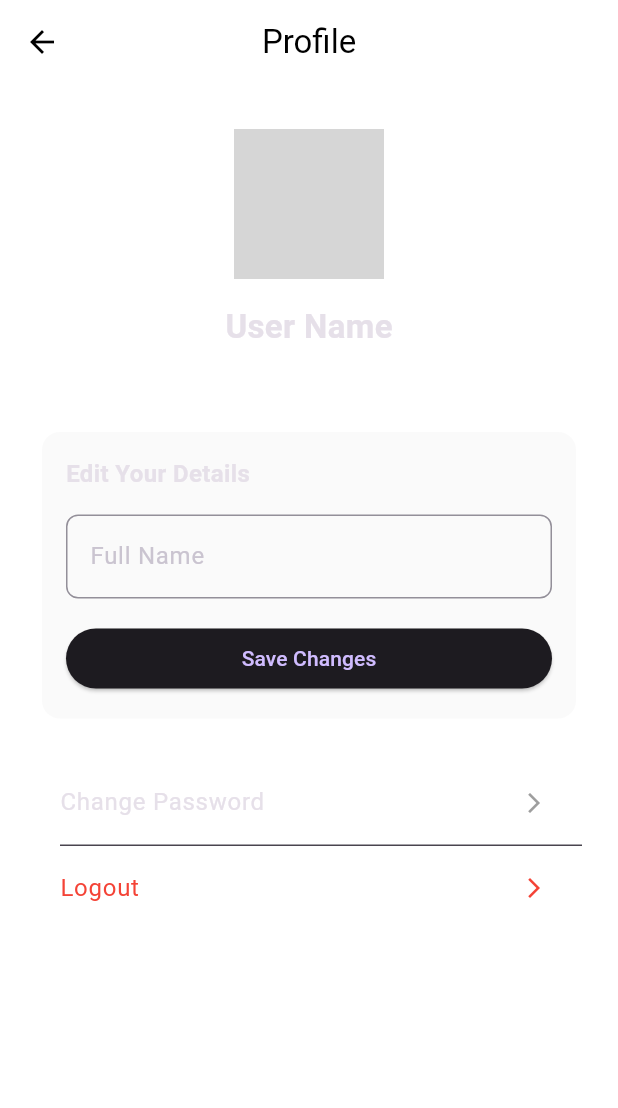
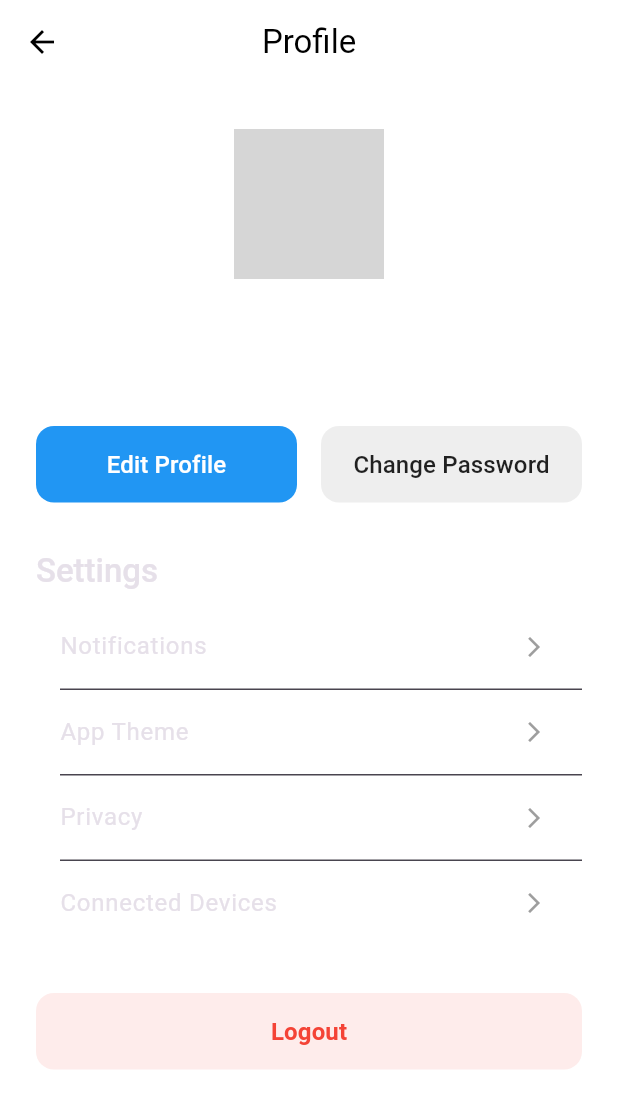
Before and after one commit to Atiimubeen/chronictech, a Flutter app: the ProfileScreen screen opened directly, on a phone screen of 412 x 824 dp. Shown: the top 1108 px of the screen. Run offline on Flutter 3.47's test engine with Material 3 defaults, Android fonts, the light colour scheme and no system bars; our stand-ins replace cloud_firestore, connectivity_plus, firebase_auth, firebase_core, firebase_messaging, firebase_storage and 6 more; missing offline and left inert: health; accounts and stored records are empty; network calls fail; grey boxes are pictures that could not be loaded.

```diff
--- a/lib/screens/auth_gate.dart
+++ b/lib/screens/auth_gate.dart
@@ -27,6 +27,7 @@ class AuthGate extends StatelessWidget {
             // While checking, show a loading indicator
             if (adminSnapshot.connectionState == ConnectionState.waiting) {
               return const Scaffold(
+                backgroundColor: Colors.white,
                 body: Center(child: CircularProgressIndicator()),
               );
             }
--- a/lib/screens/profile_screen.dart
+++ b/lib/screens/profile_screen.dart
@@ -1,6 +1,8 @@
 // lib/screens/profile_screen.dart
 
 import 'dart:io';
+import 'package:chronictech/screens/app_theme_screen.dart';
+import 'package:chronictech/screens/edit_profile_screen.dart';
 import 'package:chronictech/services/storage_service.dart';
 import 'package:cloud_firestore/cloud_firestore.dart';
 import 'package:firebase_auth/firebase_auth.dart';
@@ -15,24 +17,18 @@ class ProfileScreen extends StatefulWidget {
 }
 
 class _ProfileScreenState extends State<ProfileScreen> {
-  final _nameController = TextEditingController();
   final User? _currentUser = FirebaseAuth.instance.currentUser;
   final ImagePicker _picker = ImagePicker();
 
   bool _isLoading = false;
   String? _profileImageUrl;
+  String _displayName = "User Name";
   bool _isPickingImage = false;
 
   @override
   void initState() {
     super.initState();
     _loadUserData();
-  }
-
-  @override
-  void dispose() {
-    _nameController.dispose();
-    super.dispose();
   }
 
   // --- DATA HANDLING LOGIC ---
@@ -50,7 +46,7 @@ class _ProfileScreenState extends State<ProfileScreen> {
 
     if (userDoc.exists) {
       setState(() {
-        _nameController.text = userDoc.data()?['name'] ?? '';
+        _displayName = userDoc.data()?['name'] ?? 'User Name';
         _profileImageUrl = userDoc.data()?['profileImageUrl'];
       });
     }
@@ -97,47 +93,55 @@ class _ProfileScreenState extends State<ProfileScreen> {
     }
   }
 
-  // --- CHANGE: This function now saves BOTH name and email ---
-  Future<void> _saveProfileChanges() async {
-    if (_nameController.text.trim().isEmpty) {
-      _showFeedback(isError: true, message: "Name cannot be empty.");
+  Future<void> _changePassword() async {
+    final email = _currentUser?.email;
+    if (email == null) {
+      _showFeedback(isError: true, message: "Could not find user's email.");
       return;
     }
-    if (_currentUser == null) return;
 
-    setState(() => _isLoading = true);
     try {
-      await FirebaseFirestore.instance
-          .collection('users')
-          .doc(_currentUser!.uid)
-          .set({
-            'name': _nameController.text.trim(),
-            'email':
-                _currentUser!.email, // This will add/update the email field
-          }, SetOptions(merge: true));
-      _showFeedback(message: "Profile updated successfully!");
-    } catch (e) {
-      _showFeedback(isError: true, message: "Failed to update profile.");
+      await FirebaseAuth.instance.sendPasswordResetEmail(email: email);
+      _showFeedback(
+        message: "A password reset link has been sent to your email.",
+      );
+    } on FirebaseAuthException catch (e) {
+      _showFeedback(
+        isError: true,
+        message: "Failed to send email: ${e.message}",
+      );
     }
-    setState(() => _isLoading = false);
   }
 
-  Future<void> _changePassword() async {
-    // ... (code remains the same)
+  Future<void> _navigateToEditProfile() async {
+    final newName = await Navigator.of(context).push<String>(
+      MaterialPageRoute(
+        builder: (context) => EditProfileScreen(currentName: _displayName),
+      ),
+    );
+
+    if (newName != null && newName.isNotEmpty) {
+      setState(() {
+        _displayName = newName;
+      });
+    }
   }
 
   void _showFeedback({required String message, bool isError = false}) {
-    // ... (code remains the same)
+    if (!mounted) return;
+    ScaffoldMessenger.of(context).showSnackBar(
+      SnackBar(
+        content: Text(message),
+        backgroundColor: isError ? Colors.red : Colors.green,
+        behavior: SnackBarBehavior.floating,
+      ),
+    );
   }
 
   // --- UI BUILD METHOD ---
 
   @override
   Widget build(BuildContext context) {
-    String displayName = _nameController.text.isNotEmpty
-        ? _nameController.text
-        : "User Name";
-
     String displayEmail = _currentUser?.email ?? 'user@example.com';
 
     return Scaffold(
@@ -180,7 +184,7 @@ class _ProfileScreenState extends State<ProfileScreen> {
                     ),
                     const SizedBox(height: 16),
                     Text(
-                      displayName,
+                      _displayName,
                       style: const TextStyle(
                         fontSize: 22,
                         fontWeight: FontWeight.bold,
@@ -196,60 +200,98 @@ class _ProfileScreenState extends State<ProfileScreen> {
                     ),
                     const SizedBox(height: 24),
 
-                    // --- EDIT PROFILE SECTION ---
-                    Card(
-                      elevation: 0,
-                      color: Colors.grey.shade50,
+                    Row(
+                      children: [
+                        Expanded(
+                          child: ElevatedButton(
+                            onPressed: _navigateToEditProfile,
+                            style: ElevatedButton.styleFrom(
+                              padding: const EdgeInsets.symmetric(vertical: 14),
+                              backgroundColor: const Color(0xFF2196F3),
+                              foregroundColor: Colors.white,
                               shape: RoundedRectangleBorder(
                                 borderRadius: BorderRadius.circular(12),
                               ),
-                      child: Padding(
-                        padding: const EdgeInsets.all(16.0),
-                        child: Column(
-                          crossAxisAlignment: CrossAxisAlignment.start,
-                          children: [
-                            const Text(
-                              "Edit Your Details",
-                              style: TextStyle(
-                                fontWeight: FontWeight.bold,
-                                fontSize: 16,
+                              elevation: 0,
                             ),
-                            ),
-                            const SizedBox(height: 16),
-                            TextField(
-                              controller: _nameController,
-                              decoration: InputDecoration(
-                                labelText: "Full Name",
-                                border: OutlineInputBorder(
-                                  borderRadius: BorderRadius.circular(8),
+                            child: const Text(
+                              'Edit Profile',
+                              style: TextStyle(fontSize: 16),
                             ),
                           ),
                         ),
-                            const SizedBox(height: 16),
-                            SizedBox(
-                              width: double.infinity,
+                        const SizedBox(width: 16),
+                        Expanded(
                           child: ElevatedButton(
-                                onPressed: _saveProfileChanges,
-                                child: const Text("Save Changes"),
+                            onPressed: _changePassword,
+                            style: ElevatedButton.styleFrom(
+                              padding: const EdgeInsets.symmetric(vertical: 14),
+                              backgroundColor: Colors.grey.shade200,
+                              foregroundColor: Colors.black87,
+                              shape: RoundedRectangleBorder(
+                                borderRadius: BorderRadius.circular(12),
+                              ),
+                              elevation: 0,
+                            ),
+                            child: const Text(
+                              'Change Password',
+                              style: TextStyle(fontSize: 16),
+                            ),
                           ),
                         ),
                       ],
                     ),
+                    const SizedBox(height: 32),
+
+                    Align(
+                      alignment: Alignment.centerLeft,
+                      child: Text(
+                        'Settings',
+                        style: Theme.of(context).textTheme.titleLarge?.copyWith(
+                          fontWeight: FontWeight.w500,
                         ),
                       ),
-                    const SizedBox(height: 24),
-
-                    // --- SECURITY & LOGOUT ---
+                    ),
+                    const SizedBox(height: 8),
+                    _buildSettingsTile(title: 'Notifications'),
+                    const Divider(height: 1, indent: 16),
                     _buildSettingsTile(
-                      title: 'Change Password',
-                      onTap: _changePassword,
+                      title: 'App Theme',
+                      onTap: () {
+                        Navigator.of(context).push(
+                          MaterialPageRoute(
+                            builder: (context) => const AppThemeScreen(),
+                          ),
+                        );
+                      },
                     ),
                     const Divider(height: 1, indent: 16),
-                    _buildSettingsTile(
-                      title: 'Logout',
-                      iconColor: Colors.red,
-                      textColor: Colors.red,
-                      onTap: () => FirebaseAuth.instance.signOut(),
+                    _buildSettingsTile(title: 'Privacy'),
+                    const Divider(height: 1, indent: 16),
+                    _buildSettingsTile(title: 'Connected Devices'),
+                    const SizedBox(height: 32),
+
+                    SizedBox(
+                      width: double.infinity,
+                      child: ElevatedButton(
+                        onPressed: () => FirebaseAuth.instance.signOut(),
+                        style: ElevatedButton.styleFrom(
+                          padding: const EdgeInsets.symmetric(vertical: 14),
+                          backgroundColor: Colors.red.withOpacity(0.1),
+                          foregroundColor: Colors.red,
+                          elevation: 0,
+                          shape: RoundedRectangleBorder(
+                            borderRadius: BorderRadius.circular(12),
+                          ),
+                        ),
+                        child: const Text(
+                          'Logout',
+                          style: TextStyle(
+                            fontSize: 16,
+                            fontWeight: FontWeight.bold,
+                          ),
+                        ),
+                      ),
                     ),
                   ],
                 ),
@@ -258,18 +300,13 @@ class _ProfileScreenState extends State<ProfileScreen> {
     );
   }
 
-  Widget _buildSettingsTile({
-    required String title,
-    VoidCallback? onTap,
-    Color? iconColor,
-    Color? textColor,
-  }) {
+  Widget _buildSettingsTile({required String title, VoidCallback? onTap}) {
     return ListTile(
-      title: Text(title, style: TextStyle(fontSize: 16, color: textColor)),
-      trailing: Icon(
+      title: Text(title, style: const TextStyle(fontSize: 16)),
+      trailing: const Icon(
         Icons.arrow_forward_ios,
         size: 16,
-        color: textColor ?? Colors.grey,
+        color: Colors.grey,
       ),
       onTap: onTap,
     );
--- a/lib/screens/reports_screen.dart
+++ b/lib/screens/reports_screen.dart
@@ -89,8 +89,8 @@ class _ReportsScreenState extends State<ReportsScreen> {
           'Reports',
           style: TextStyle(fontWeight: FontWeight.bold),
         ),
-        centerTitle: true,
-        leading: IconButton(icon: const Icon(Icons.menu), onPressed: () {}),
+        // centerTitle: true,
+        // leading: IconButton(icon: const Icon(Icons.menu), onPressed: () {}),
         actions: [
           IconButton(icon: const Icon(Icons.favorite_border), onPressed: () {}),
         ],
--- a/lib/screens/splash_screen.dart
+++ b/lib/screens/splash_screen.dart
@@ -78,7 +78,7 @@ class _SplashScreenState extends State<SplashScreen>
               ),
               const SizedBox(height: 20),
               const Text(
-                'ChroniTech',
+                'ChronicTech',
                 style: TextStyle(
                   fontSize: 28,
                   fontWeight: FontWeight.bold,
--- a/lib/services/auth_service.dart
+++ b/lib/services/auth_service.dart
@@ -17,8 +17,10 @@ class AuthService {
     try {
       final userDoc = await _firestore.collection('users').doc(user.uid).get();
       if (userDoc.exists && userDoc.data()!.containsKey('isAdmin')) {
+        // Return true only if the isAdmin field is explicitly true
         return userDoc.data()!['isAdmin'] as bool;
       }
+      // Return false if the document or field doesn't exist
       return false;
     } catch (e) {
       print("Error checking admin status: $e");
--- a/pubspec.yaml
+++ b/pubspec.yaml
@@ -49,6 +49,7 @@ dependencies:
   connectivity_plus: ^6.1.4
   provider: ^6.1.5
   firebase_messaging: ^15.2.9
+  flutter_launcher_icons: ^0.14.4
 
 
 
```
Also changed, not shown: lib/main.dart (+5 -2 lines), lib/screens/admin/admin_dashboard_screen.dart (+10 -2 lines), assets/images/icon/logo.jpg (added), pubspec.lock, 2 other files. Lines whose indentation alone changed are shown as unchanged.
